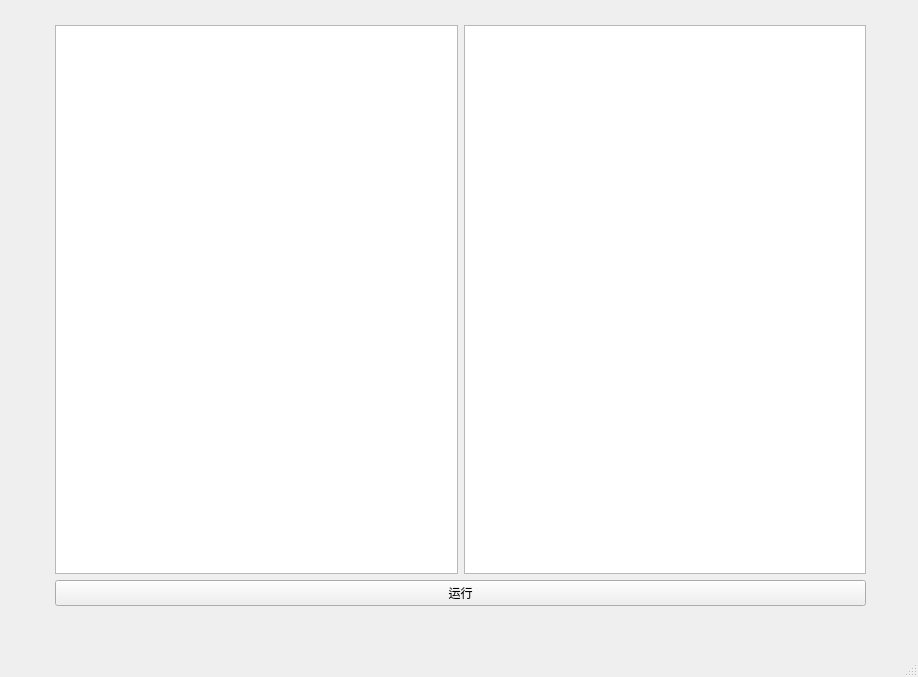
louisir/ModbusGateway, file mainwindow.ui: the form before one commit.
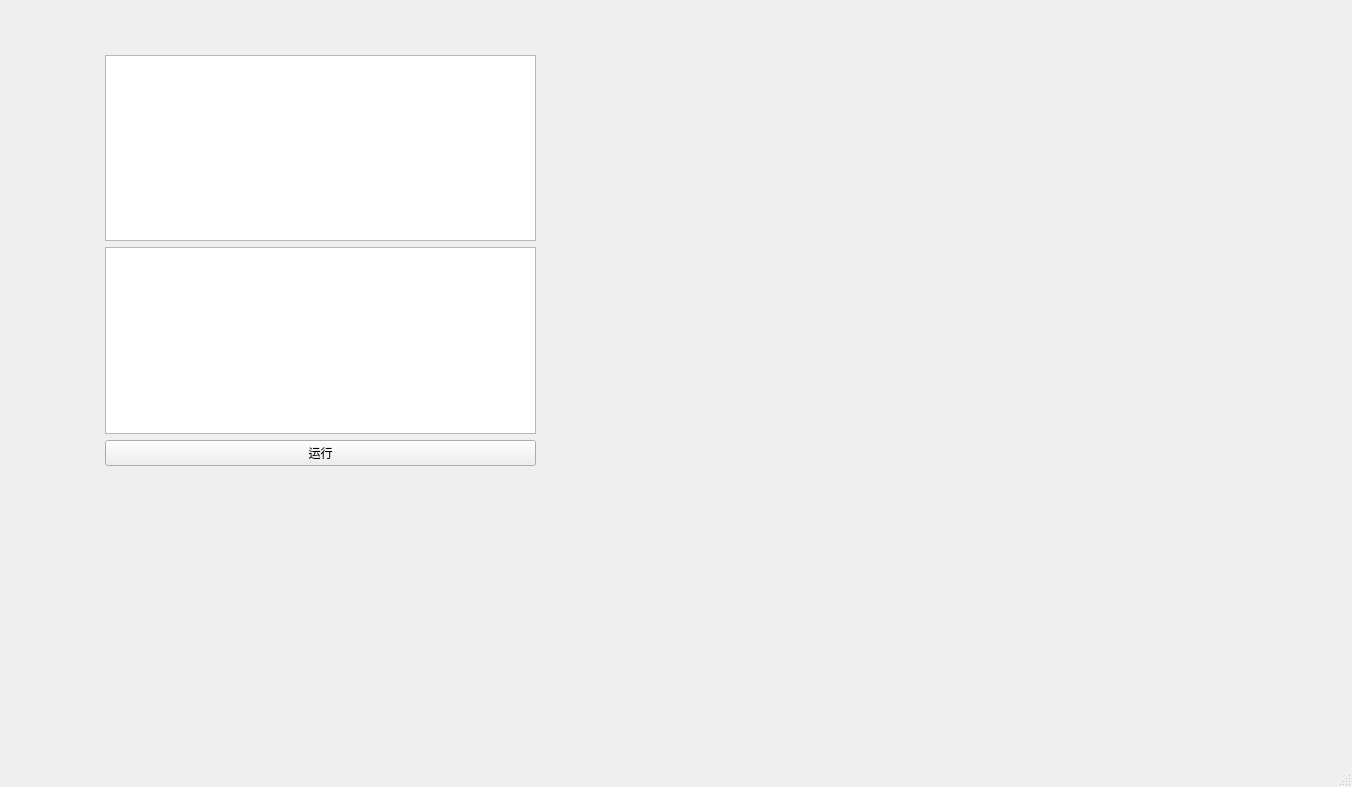
The form after the commit.

Commit message: 调整界面布局，由纵向布局改成横向布局，为了尽可能在一行显示长帧数据

Diff of the .ui file:
```diff
--- a/mainwindow.ui
+++ b/mainwindow.ui
@@ -6,8 +6,8 @@
    <rect>
     <x>0</x>
     <y>0</y>
-    <width>918</width>
-    <height>677</height>
+    <width>1352</width>
+    <height>787</height>
    </rect>
   </property>
   <property name="windowTitle">
@@ -17,13 +17,13 @@
    <widget class="QWidget" name="verticalLayoutWidget">
     <property name="geometry">
      <rect>
-      <x>50</x>
-      <y>20</y>
-      <width>821</width>
-      <height>591</height>
+      <x>100</x>
+      <y>50</y>
+      <width>441</width>
+      <height>421</height>
      </rect>
     </property>
-    <layout class="QVBoxLayout" name="verticalLayout_3">
+    <layout class="QVBoxLayout" name="verticalLayout">
      <property name="leftMargin">
       <number>5</number>
      </property>
@@ -37,32 +37,30 @@
       <number>5</number>
      </property>
      <item>
-      <layout class="QHBoxLayout" name="horizontalLayout" stretch="1,1">
-       <property name="leftMargin">
-        <number>0</number>
-       </property>
-       <property name="topMargin">
-        <number>0</number>
-       </property>
-       <property name="rightMargin">
-        <number>0</number>
-       </property>
-       <property name="bottomMargin">
-        <number>0</number>
-       </property>
+      <layout class="QHBoxLayout" name="horizontalLayout">
        <item>
-        <layout class="QVBoxLayout" name="verticalLayout">
-         <item>
-          <widget class="QListWidget" name="lst_wdgt_rtu"/>
-         </item>
-        </layout>
+        <widget class="QListWidget" name="lst_wdgt_rtu">
+         <property name="isWrapping" stdset="0">
+          <bool>false</bool>
+         </property>
+         <property name="wordWrap">
+          <bool>true</bool>
+         </property>
+        </widget>
        </item>
+      </layout>
+     </item>
+     <item>
+      <layout class="QHBoxLayout" name="horizontalLayout_2">
        <item>
-        <layout class="QVBoxLayout" name="verticalLayout_2">
-         <item>
-          <widget class="QListWidget" name="lst_wdgt_tcp"/>
-         </item>
-        </layout>
+        <widget class="QListWidget" name="lst_wdgt_tcp">
+         <property name="isWrapping" stdset="0">
+          <bool>false</bool>
+         </property>
+         <property name="wordWrap">
+          <bool>true</bool>
+         </property>
+        </widget>
        </item>
       </layout>
      </item>
```
Left out of the diff: 2 changed lines with no effect on the pictures. The commit also changes 7 other files.
